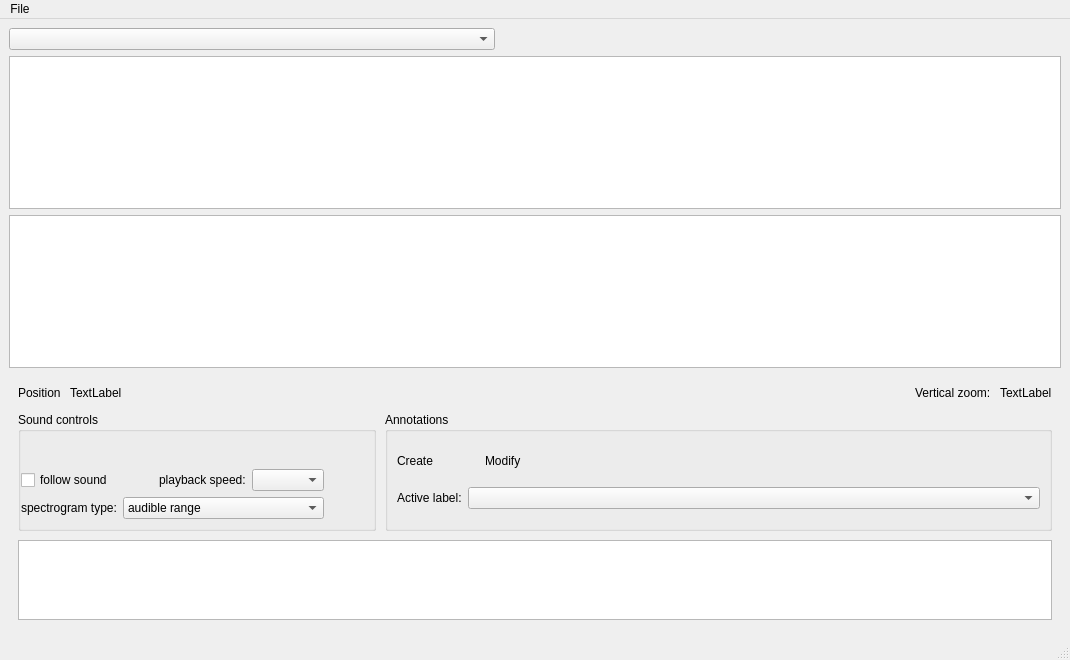
Above: AudioTagger/gui_mod.ui from Vin985/AudioTagger before the change. Below: the same form after it.
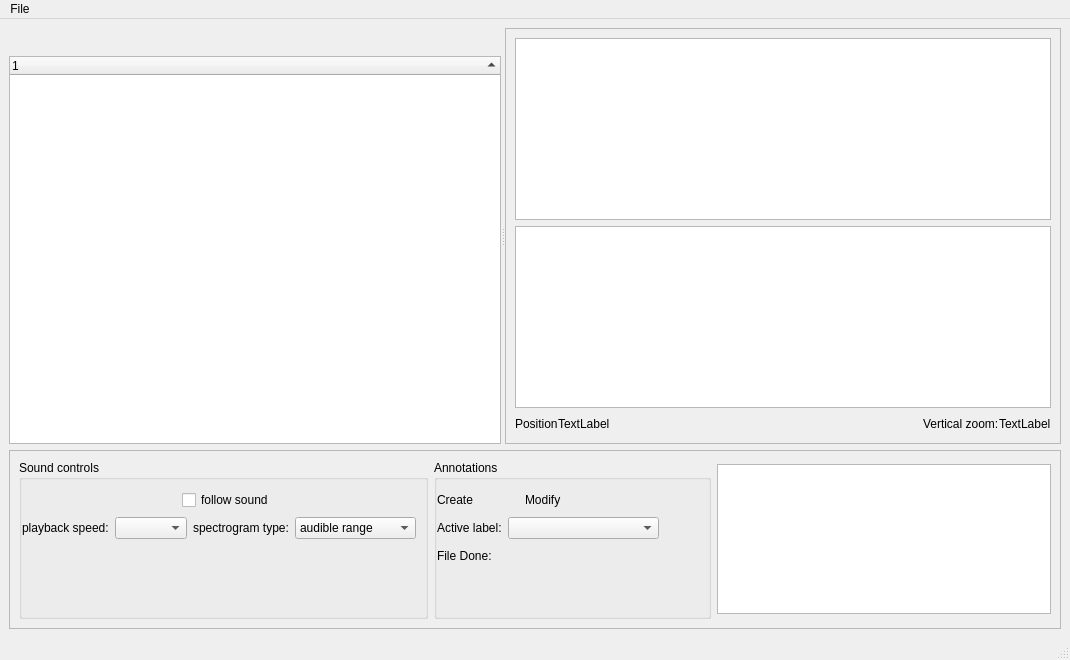
That is the form after the change. Icons and pictures are not drawn.

Commit message: Add tree view instead of combobox

The edit to the form file:
```diff
--- a/AudioTagger/gui_mod.ui
+++ b/AudioTagger/gui_mod.ui
@@ -16,22 +16,71 @@
   <widget class="QWidget" name="centralwidget">
    <layout class="QVBoxLayout" name="verticalLayout_2">
     <item>
-     <layout class="QVBoxLayout" name="verticalLayout">
+     <widget class="QFrame" name="frame">
+      <property name="sizePolicy">
+       <sizepolicy hsizetype="Expanding" vsizetype="Preferred">
+        <horstretch>0</horstretch>
+        <verstretch>0</verstretch>
+       </sizepolicy>
+      </property>
+      <property name="frameShape">
+       <enum>QFrame::NoFrame</enum>
+      </property>
+      <property name="frameShadow">
+       <enum>QFrame::Plain</enum>
+      </property>
+      <layout class="QHBoxLayout" name="horizontalLayout_7">
+       <property name="spacing">
+        <number>0</number>
+       </property>
+       <property name="leftMargin">
+        <number>0</number>
+       </property>
+       <property name="topMargin">
+        <number>0</number>
+       </property>
+       <property name="rightMargin">
+        <number>0</number>
+       </property>
+       <property name="bottomMargin">
+        <number>0</number>
+       </property>
+       <item>
+        <widget class="QSplitter" name="splitter">
+         <property name="sizePolicy">
+          <sizepolicy hsizetype="Expanding" vsizetype="Preferred">
+           <horstretch>5</horstretch>
+           <verstretch>0</verstretch>
+          </sizepolicy>
+         </property>
+         <property name="orientation">
+          <enum>Qt::Horizontal</enum>
+         </property>
+         <widget class="QFrame" name="file_frame">
+          <property name="sizePolicy">
+           <sizepolicy hsizetype="Expanding" vsizetype="Preferred">
+            <horstretch>0</horstretch>
+            <verstretch>0</verstretch>
+           </sizepolicy>
+          </property>
+          <layout class="QVBoxLayout" name="verticalLayout_5">
+           <property name="leftMargin">
+            <number>0</number>
+           </property>
+           <property name="topMargin">
+            <number>0</number>
+           </property>
+           <property name="rightMargin">
+            <number>0</number>
+           </property>
+           <property name="bottomMargin">
+            <number>0</number>
+           </property>
       <item>
        <layout class="QHBoxLayout" name="horizontalLayout_5">
         <property name="spacing">
          <number>0</number>
         </property>
-        <item>
-         <widget class="QComboBox" name="cb_file">
-          <property name="sizePolicy">
-           <sizepolicy hsizetype="Expanding" vsizetype="Fixed">
-            <horstretch>0</horstretch>
-            <verstretch>0</verstretch>
-           </sizepolicy>
-          </property>
-         </widget>
-        </item>
         <item>
          <spacer name="horizontalSpacer_9">
           <property name="orientation">
@@ -40,7 +89,7 @@
           <property name="sizeHint" stdset="0">
            <size>
             <width>40</width>
-            <height>20</height>
+                 <height>10</height>
            </size>
           </property>
          </spacer>
@@ -57,6 +106,12 @@
            <iconset resource="../resources.qrc">
             <normaloff>:/icons/left</normaloff>:/icons/left</iconset>
           </property>
+               <property name="iconSize">
+                <size>
+                 <width>10</width>
+                 <height>10</height>
+                </size>
+               </property>
           <property name="flat">
            <bool>true</bool>
           </property>
@@ -74,6 +129,12 @@
            <iconset resource="../resources.qrc">
             <normaloff>:/icons/right</normaloff>:/icons/right</iconset>
           </property>
+               <property name="iconSize">
+                <size>
+                 <width>10</width>
+                 <height>10</height>
+                </size>
+               </property>
           <property name="flat">
            <bool>true</bool>
           </property>
@@ -81,6 +142,55 @@
         </item>
        </layout>
       </item>
+           <item>
+            <widget class="QTreeWidget" name="file_tree">
+             <property name="sizePolicy">
+              <sizepolicy hsizetype="Expanding" vsizetype="Expanding">
+               <horstretch>0</horstretch>
+               <verstretch>0</verstretch>
+              </sizepolicy>
+             </property>
+             <property name="minimumSize">
+              <size>
+               <width>250</width>
+               <height>0</height>
+              </size>
+             </property>
+             <property name="sizeAdjustPolicy">
+              <enum>QAbstractScrollArea::AdjustToContents</enum>
+             </property>
+             <property name="uniformRowHeights">
+              <bool>true</bool>
+             </property>
+             <property name="sortingEnabled">
+              <bool>true</bool>
+             </property>
+             <attribute name="headerVisible">
+              <bool>true</bool>
+             </attribute>
+             <column>
+              <property name="text">
+               <string notr="true">1</string>
+              </property>
+             </column>
+            </widget>
+           </item>
+          </layout>
+         </widget>
+         <widget class="QFrame" name="spectro_frame">
+          <property name="sizePolicy">
+           <sizepolicy hsizetype="Fixed" vsizetype="Preferred">
+            <horstretch>0</horstretch>
+            <verstretch>0</verstretch>
+           </sizepolicy>
+          </property>
+          <property name="frameShape">
+           <enum>QFrame::StyledPanel</enum>
+          </property>
+          <property name="frameShadow">
+           <enum>QFrame::Raised</enum>
+          </property>
+          <layout class="QVBoxLayout" name="verticalLayout_7">
       <item>
        <layout class="QHBoxLayout" name="horizontalLayout_2">
         <property name="sizeConstraint">
@@ -89,7 +199,7 @@
         <item>
          <widget class="QGraphicsView" name="gw_overview">
           <property name="sizePolicy">
-           <sizepolicy hsizetype="Ignored" vsizetype="Maximum">
+                <sizepolicy hsizetype="Preferred" vsizetype="Maximum">
             <horstretch>0</horstretch>
             <verstretch>0</verstretch>
            </sizepolicy>
@@ -113,38 +223,116 @@
        </layout>
       </item>
       <item>
-       <widget class="QWidget" name="widget" native="true">
+            <widget class="QFrame" name="frame">
         <property name="sizePolicy">
          <sizepolicy hsizetype="Preferred" vsizetype="Maximum">
           <horstretch>0</horstretch>
           <verstretch>0</verstretch>
          </sizepolicy>
+             </property>
+             <layout class="QVBoxLayout" name="verticalLayout">
+              <property name="spacing">
+               <number>0</number>
+              </property>
+              <property name="leftMargin">
+               <number>0</number>
+              </property>
+              <property name="topMargin">
+               <number>0</number>
+              </property>
+              <property name="rightMargin">
+               <number>0</number>
+              </property>
+              <property name="bottomMargin">
+               <number>0</number>
+              </property>
+              <item>
+               <layout class="QHBoxLayout" name="horizontalLayout_12">
+                <property name="sizeConstraint">
+                 <enum>QLayout::SetFixedSize</enum>
+                </property>
+                <item>
+                 <widget class="QLabel" name="label_5">
+                  <property name="text">
+                   <string>Position</string>
+                  </property>
+                 </widget>
+                </item>
+                <item>
+                 <widget class="QLabel" name="label_4">
+                  <property name="text">
+                   <string>TextLabel</string>
+                  </property>
+                 </widget>
+                </item>
+                <item>
+                 <spacer name="horizontalSpacer">
+                  <property name="orientation">
+                   <enum>Qt::Horizontal</enum>
+                  </property>
+                  <property name="sizeHint" stdset="0">
+                   <size>
+                    <width>40</width>
+                    <height>20</height>
+                   </size>
+                  </property>
+                 </spacer>
+                </item>
+                <item>
+                 <widget class="QLabel" name="label_3">
+                  <property name="sizePolicy">
+                   <sizepolicy hsizetype="Maximum" vsizetype="Preferred">
+                    <horstretch>0</horstretch>
+                    <verstretch>0</verstretch>
+                   </sizepolicy>
+                  </property>
+                  <property name="text">
+                   <string>Vertical zoom:</string>
+                  </property>
+                 </widget>
+                </item>
+                <item>
+                 <widget class="QLabel" name="label_6">
+                  <property name="text">
+                   <string>TextLabel</string>
+                  </property>
+                 </widget>
+                </item>
+               </layout>
+              </item>
+             </layout>
+            </widget>
+           </item>
+          </layout>
+         </widget>
+        </widget>
+       </item>
+      </layout>
+     </widget>
+    </item>
+    <item>
+     <widget class="QFrame" name="frame_2">
+      <property name="sizePolicy">
+       <sizepolicy hsizetype="Preferred" vsizetype="Fixed">
+        <horstretch>0</horstretch>
+        <verstretch>0</verstretch>
+       </sizepolicy>
+      </property>
+      <property name="frameShape">
+       <enum>QFrame::StyledPanel</enum>
+      </property>
+      <property name="frameShadow">
+       <enum>QFrame::Raised</enum>
         </property>
         <layout class="QGridLayout" name="gridLayout">
-         <property name="spacing">
-          <number>9</number>
-         </property>
-         <item row="4" column="0" colspan="2">
-          <widget class="QTextEdit" name="info_viewer">
-           <property name="sizePolicy">
-            <sizepolicy hsizetype="Minimum" vsizetype="Fixed">
-             <horstretch>0</horstretch>
-             <verstretch>0</verstretch>
-            </sizepolicy>
-           </property>
-           <property name="maximumSize">
-            <size>
-             <width>16777215</width>
-             <height>80</height>
-            </size>
-           </property>
-          </widget>
-         </item>
-         <item row="1" column="0">
+       <property name="verticalSpacing">
+        <number>0</number>
+       </property>
+       <item row="0" column="0">
           <widget class="QGroupBox" name="groupBox">
            <property name="sizePolicy">
             <sizepolicy hsizetype="Preferred" vsizetype="Preferred">
-             <horstretch>0</horstretch>
+           <horstretch>2</horstretch>
              <verstretch>0</verstretch>
             </sizepolicy>
            </property>
@@ -252,6 +440,35 @@
                 </property>
                </widget>
               </item>
+            <item>
+             <spacer name="horizontalSpacer_4">
+              <property name="orientation">
+               <enum>Qt::Horizontal</enum>
+              </property>
+              <property name="sizeType">
+               <enum>QSizePolicy::Maximum</enum>
+              </property>
+              <property name="sizeHint" stdset="0">
+               <size>
+                <width>40</width>
+                <height>20</height>
+               </size>
+              </property>
+             </spacer>
+            </item>
+            <item>
+             <widget class="QCheckBox" name="cb_followSound">
+              <property name="sizePolicy">
+               <sizepolicy hsizetype="Maximum" vsizetype="Fixed">
+                <horstretch>0</horstretch>
+                <verstretch>0</verstretch>
+               </sizepolicy>
+              </property>
+              <property name="text">
+               <string>follow sound</string>
+              </property>
+             </widget>
+            </item>
               <item>
                <spacer name="horizontalSpacer_3">
                 <property name="orientation">
@@ -272,35 +489,6 @@
             </item>
             <item>
              <layout class="QHBoxLayout" name="horizontalLayout_15">
-              <item>
-               <widget class="QCheckBox" name="cb_followSound">
-                <property name="sizePolicy">
-                 <sizepolicy hsizetype="Maximum" vsizetype="Fixed">
-                  <horstretch>0</horstretch>
-                  <verstretch>0</verstretch>
-                 </sizepolicy>
-                </property>
-                <property name="text">
-                 <string>follow sound</string>
-                </property>
-               </widget>
-              </item>
-              <item>
-               <spacer name="horizontalSpacer_2">
-                <property name="orientation">
-                 <enum>Qt::Horizontal</enum>
-                </property>
-                <property name="sizeType">
-                 <enum>QSizePolicy::Maximum</enum>
-                </property>
-                <property name="sizeHint" stdset="0">
-                 <size>
-                  <width>40</width>
-                  <height>20</height>
-                 </size>
-                </property>
-               </spacer>
-              </item>
               <item>
                <widget class="QLabel" name="label">
                 <property name="sizePolicy">
@@ -328,26 +516,6 @@
                </widget>
               </item>
               <item>
-               <spacer name="horizontalSpacer_4">
-                <property name="orientation">
-                 <enum>Qt::Horizontal</enum>
-                </property>
-                <property name="sizeType">
-                 <enum>QSizePolicy::Preferred</enum>
-                </property>
-                <property name="sizeHint" stdset="0">
-                 <size>
-                  <width>40</width>
-                  <height>20</height>
-                 </size>
-                </property>
-               </spacer>
-              </item>
-             </layout>
-            </item>
-            <item>
-             <layout class="QHBoxLayout" name="horizontalLayout_4">
-              <item>
                <widget class="QLabel" name="label_2">
                 <property name="sizePolicy">
                  <sizepolicy hsizetype="Fixed" vsizetype="Preferred">
@@ -401,10 +569,23 @@
               </item>
              </layout>
             </item>
+          <item>
+           <spacer name="verticalSpacer">
+            <property name="orientation">
+             <enum>Qt::Vertical</enum>
+            </property>
+            <property name="sizeHint" stdset="0">
+             <size>
+              <width>20</width>
+              <height>40</height>
+             </size>
+            </property>
+           </spacer>
+          </item>
            </layout>
           </widget>
          </item>
-         <item row="1" column="1">
+       <item row="0" column="1">
           <widget class="QGroupBox" name="groupBox_2">
            <property name="sizePolicy">
             <sizepolicy hsizetype="Preferred" vsizetype="Preferred">
@@ -416,6 +597,9 @@
             <string>Annotations</string>
            </property>
            <layout class="QVBoxLayout" name="verticalLayout_4">
+          <property name="leftMargin">
+           <number>0</number>
+          </property>
             <item>
              <layout class="QHBoxLayout" name="horizontalLayout_13">
               <item>
@@ -530,6 +714,9 @@
                 <property name="orientation">
                  <enum>Qt::Horizontal</enum>
                 </property>
+              <property name="sizeType">
+               <enum>QSizePolicy::Maximum</enum>
+              </property>
                 <property name="sizeHint" stdset="0">
                  <size>
                   <width>40</width>
@@ -561,6 +748,19 @@
                 </property>
                </widget>
               </item>
+            <item>
+             <spacer name="horizontalSpacer_6">
+              <property name="orientation">
+               <enum>Qt::Horizontal</enum>
+              </property>
+              <property name="sizeHint" stdset="0">
+               <size>
+                <width>40</width>
+                <height>20</height>
+               </size>
+              </property>
+             </spacer>
+            </item>
              </layout>
             </item>
             <item>
@@ -581,32 +781,59 @@
               <item>
                <widget class="QComboBox" name="cb_labelType"/>
               </item>
-             </layout>
+            <item>
+             <spacer name="horizontalSpacer_2">
+              <property name="orientation">
+               <enum>Qt::Horizontal</enum>
+              </property>
+              <property name="sizeType">
+               <enum>QSizePolicy::Maximum</enum>
+              </property>
+              <property name="sizeHint" stdset="0">
+               <size>
+                <width>40</width>
+                <height>20</height>
+               </size>
+              </property>
+             </spacer>
             </item>
            </layout>
-          </widget>
-         </item>
-         <item row="0" column="0" colspan="2">
-          <layout class="QHBoxLayout" name="horizontalLayout_12">
-           <property name="sizeConstraint">
-            <enum>QLayout::SetFixedSize</enum>
-           </property>
+          </item>
            <item>
-            <widget class="QLabel" name="label_5">
+           <layout class="QHBoxLayout" name="horizontalLayout_4">
+            <item>
+             <widget class="QLabel" name="label_7">
              <property name="text">
-              <string>Position</string>
+               <string>File Done:</string>
              </property>
             </widget>
            </item>
            <item>
-            <widget class="QLabel" name="label_4">
+             <widget class="QPushButton" name="btn_done">
              <property name="text">
-              <string>TextLabel</string>
-             </property>
+               <string/>
+              </property>
+              <property name="icon">
+               <iconset resource="../resources.qrc">
+                <normaloff>:/icons/toggle-off</normaloff>
+                <activeon>:/icons/toggle-on</activeon>:/icons/toggle-off</iconset>
+              </property>
+              <property name="iconSize">
+               <size>
+                <width>20</width>
+                <height>20</height>
+               </size>
+              </property>
+              <property name="checkable">
+               <bool>true</bool>
+              </property>
+              <property name="flat">
+               <bool>true</bool>
+              </property>
             </widget>
            </item>
            <item>
-            <spacer name="horizontalSpacer">
+             <spacer name="horizontalSpacer_7">
              <property name="orientation">
               <enum>Qt::Horizontal</enum>
              </property>
@@ -618,32 +845,42 @@
              </property>
             </spacer>
            </item>
+           </layout>
+          </item>
            <item>
-            <widget class="QLabel" name="label_3">
+           <spacer name="verticalSpacer_2">
+            <property name="orientation">
+             <enum>Qt::Vertical</enum>
+            </property>
+            <property name="sizeHint" stdset="0">
+             <size>
+              <width>20</width>
+              <height>40</height>
+             </size>
+            </property>
+           </spacer>
+          </item>
+         </layout>
+        </widget>
+       </item>
+       <item row="0" column="2">
+        <widget class="QTextEdit" name="info_viewer">
              <property name="sizePolicy">
-              <sizepolicy hsizetype="Maximum" vsizetype="Preferred">
-               <horstretch>0</horstretch>
+          <sizepolicy hsizetype="Minimum" vsizetype="Preferred">
+           <horstretch>3</horstretch>
                <verstretch>0</verstretch>
               </sizepolicy>
              </property>
-             <property name="text">
-              <string>Vertical zoom:</string>
+         <property name="maximumSize">
+          <size>
+           <width>16777215</width>
+           <height>150</height>
+          </size>
              </property>
             </widget>
            </item>
-           <item>
-            <widget class="QLabel" name="label_6">
-             <property name="text">
-              <string>TextLabel</string>
-             </property>
-            </widget>
-           </item>
-          </layout>
-         </item>
-        </layout>
-       </widget>
-      </item>
-     </layout>
+      </layout>
+     </widget>
     </item>
    </layout>
   </widget>
```
Lines whose indentation alone changed are shown as unchanged. The commit also changes 2 other files.
